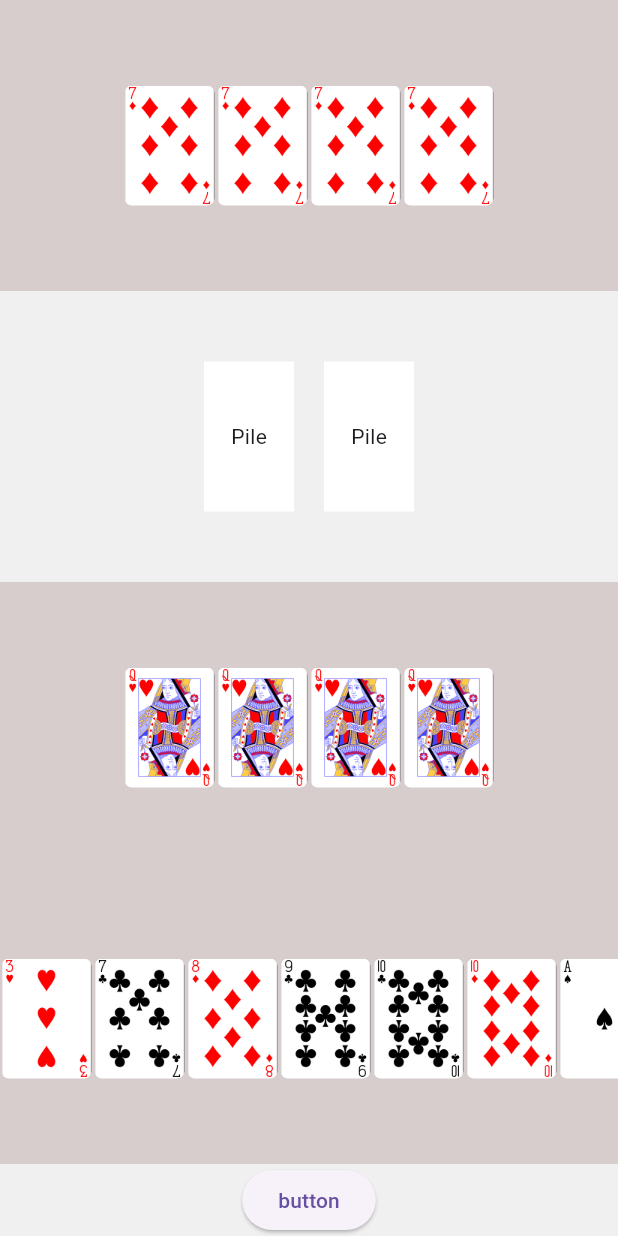
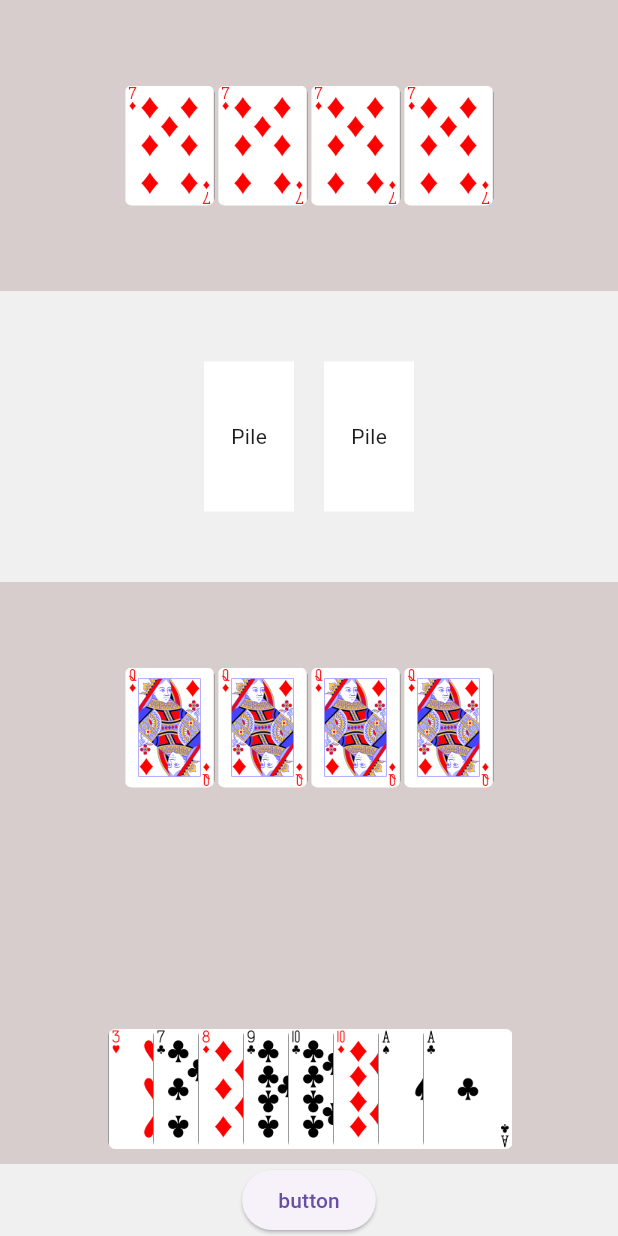
Before and after one commit to petercsakany/shed, a Flutter app: the screen it shows after launch, after a tap on "button", on a phone screen of 412 x 824 dp. Run offline on Flutter 3.47's test engine with Material 3 defaults, Android fonts, the phone set to English and light mode, and no system bars; our stand-ins replace get.

Commit message:
Work on cardWidget

```diff
--- a/lib/controllers/game_controller.dart
+++ b/lib/controllers/game_controller.dart
@@ -80,4 +80,14 @@ class GameController extends GetxController {
   void sortPlayerHand() {
     playerHand.sort((a, b) => ranks.indexOf(a.rank) - ranks.indexOf(b.rank));
   }
+
+  void selectCard(CardItem card) {
+    card.isSelected = !card.isSelected;
+    if (selectedCards.contains(card)) {
+      selectedCards.remove(card);
+    } else {
+      selectedCards.add(card);
+    }
+    playerHand.refresh();
+  }
 }
--- a/lib/models/card_item.dart
+++ b/lib/models/card_item.dart
@@ -1,8 +1,13 @@
 class CardItem {
   final String rank;
   final String suit;
+  bool isSelected;
 
-  CardItem({required this.rank, required this.suit});
+  CardItem({
+    required this.rank,
+    required this.suit,
+    this.isSelected = false,
+  });
 
   String get imagePath => 'assets/images/$rank$suit.png';
 
--- a/lib/screens/card_game_screen.dart
+++ b/lib/screens/card_game_screen.dart
@@ -1,7 +1,7 @@
 import 'package:flutter/material.dart';
 import 'package:get/get.dart';
 import 'package:shed/controllers/game_controller.dart';
-import 'package:shed/widgets/card_widget.dart';
+import 'package:shed/widgets/in_hand_container.dart';
 
 import '../widgets/ai_face_up_container.dart';
 import '../widgets/face_up_container.dart';
@@ -34,22 +34,13 @@ class CardGameScreen extends StatelessWidget {
             flex: 4,
             child: Container(
               color: const Color(0xFFD7CDCD),
-              child: Column(
-                children: [
-                  const FaceUpContainer(),
-                  Expanded(
-                    child: SingleChildScrollView(
-                      scrollDirection: Axis.horizontal,
-                      child: Obx(() => Row(
-                            children: gameController.playerHand
-                                .map((card) => CardWidget(
-                                      imagePath: card.imagePath,
-                                    ))
-                                .toList(),
-                          )),
-                    ),
-                  ),
-                ],
+              child: Center(
+                child: Column(
+                  children: [
+                    const FaceUpContainer(),
+                    InHandContainer(),
+                  ],
+                ),
               ),
             ),
           ),
--- a/lib/widgets/ai_face_up_container.dart
+++ b/lib/widgets/ai_face_up_container.dart
@@ -12,8 +12,10 @@ class AiFaceUpContainer extends StatelessWidget {
         mainAxisAlignment: MainAxisAlignment.center,
         children: List.generate(
           4,
-          (index) => const CardWidget(
+          (index) => CardWidget(
             imagePath: 'assets/images/7D.png',
+            isSelected: false,
+            onSelect: () {},
           ),
         ),
       ),
--- a/lib/widgets/card_widget.dart
+++ b/lib/widgets/card_widget.dart
@@ -2,7 +2,13 @@ import 'package:flutter/material.dart';
 
 class CardWidget extends StatefulWidget {
   final String imagePath;
-  const CardWidget({super.key, required this.imagePath});
+  final bool isSelected;
+  final VoidCallback onSelect;
+  const CardWidget(
+      {super.key,
+      required this.imagePath,
+      required this.isSelected,
+      required this.onSelect});
 
   @override
   State<CardWidget> createState() => _CardWidgetState();
@@ -35,8 +41,12 @@ class _CardWidgetState extends State<CardWidget>
 
   @override
   Widget build(BuildContext context) {
-    return FadeTransition(
+    return GestureDetector(
+        onTap: widget.onSelect,
+        child: FadeTransition(
           opacity: _animation,
+          child: Transform.translate(
+            offset: widget.isSelected ? const Offset(0, -10) : Offset.zero,
             child: Container(
               height: 80,
               width: 60,
@@ -48,6 +58,7 @@ class _CardWidgetState extends State<CardWidget>
                     fit: BoxFit.cover,
                   )),
             ),
-    );
+          ),
+        ));
   }
 }
--- a/lib/widgets/face_up_container.dart
+++ b/lib/widgets/face_up_container.dart
@@ -7,16 +7,18 @@ class FaceUpContainer extends StatelessWidget {
   @override
   Widget build(BuildContext context) {
     return Expanded(
-      child: SingleChildScrollView(
-        scrollDirection: Axis.horizontal,
-        child: Row(
-          children: List.generate(
-              4,
-              (index) => const CardWidget(
-                    imagePath: 'assets/images/QH.png',
-                  )),
+        child: SingleChildScrollView(
+      scrollDirection: Axis.horizontal,
+      child: Row(
+        children: List.generate(
+          4,
+          (index) => CardWidget(
+            imagePath: 'assets/images/QD.png',
+            isSelected: false,
+            onSelect: () {},
+          ),
         ),
       ),
-    );
+    ));
   }
 }
--- a/lib/widgets/in_hand_container.dart
+++ b/lib/widgets/in_hand_container.dart
@@ -1,16 +1,40 @@
 import 'package:flutter/material.dart';
+import 'package:get/get.dart';
+import 'package:shed/controllers/game_controller.dart';
+import 'package:shed/models/card_item.dart';
+import 'package:shed/widgets/card_widget.dart';
 
 class InHandContainer extends StatelessWidget {
-  const InHandContainer({super.key});
+  InHandContainer({super.key});
+  final GameController gameController = Get.put(GameController());
 
   @override
   Widget build(BuildContext context) {
-    return const Expanded(
+    return Expanded(
       child: SingleChildScrollView(
         scrollDirection: Axis.horizontal,
-        child: Row(
-          children: [],
-        ),
+        child: Obx(() {
+          final cardCount = gameController.playerHand.length;
+          return SizedBox(
+            width: (cardCount - 1) * 30.0 + 60.0,
+            child: Stack(
+              children: gameController.playerHand.asMap().entries.map((entry) {
+                int index = entry.key;
+                CardItem cardItem = entry.value;
+
+                return Positioned(
+                  left: index * 30.0,
+                  bottom: 10,
+                  child: CardWidget(
+                    imagePath: cardItem.imagePath,
+                    isSelected: cardItem.isSelected,
+                    onSelect: () => gameController.selectCard(cardItem),
+                  ),
+                );
+              }).toList(),
+            ),
+          );
+        }),
       ),
     );
   }
```
Lines whose indentation alone changed are shown as unchanged.
